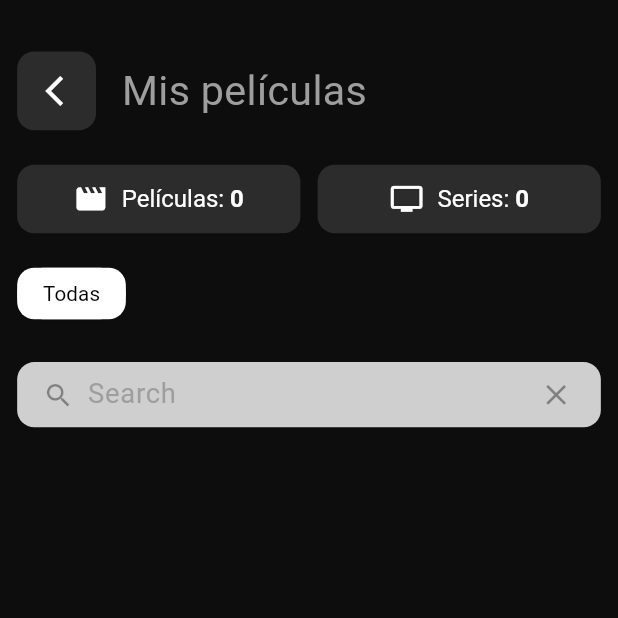
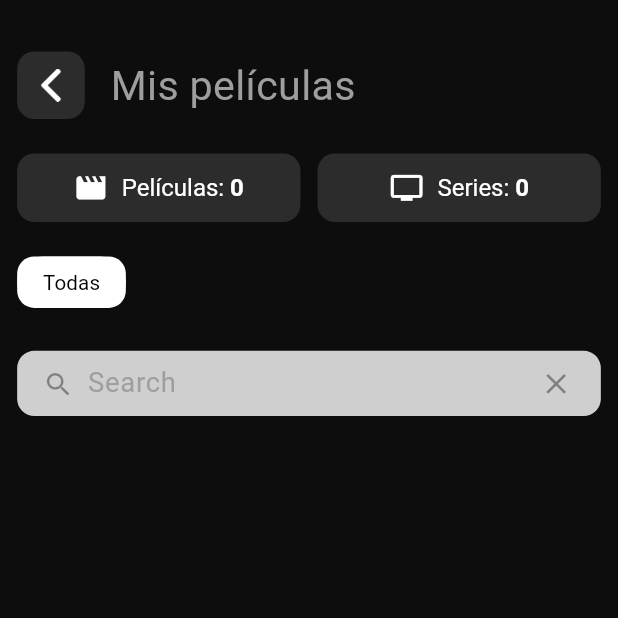
Before and after one commit to laguierre/themoviedb, a Flutter app: the MyPersonalCollection screen opened directly, on a phone screen of 412 x 824 dp, the top half of it. Run offline on Flutter 3.47's test engine with Material 3 defaults, Android fonts, the light colour scheme and no system bars; our stand-ins replace cloud_firestore, firebase_auth, firebase_core, flutter_rating_bar, flutter_screenutil, flutter_slidable and 1 more; missing offline and left inert: image_fade; accounts and stored records are empty; network calls fail.

```diff
--- a/lib/pages/home_page/home_page.dart
+++ b/lib/pages/home_page/home_page.dart
@@ -117,7 +117,7 @@ class _HomePageState extends State<HomePage> with TickerProviderStateMixin {
                     Column(
                       children: [
                         Container(
-                          margin: EdgeInsets.fromLTRB(15.w, 20.h, 15.w, 0),
+                          margin: EdgeInsets.fromLTRB(15.w, 25.h, 15.w, 0),
                           height: 45.h,
                           width: double.infinity,
                           child: Row(
--- a/lib/pages/personal_collection_page/personal_collection_page.dart
+++ b/lib/pages/personal_collection_page/personal_collection_page.dart
@@ -177,7 +177,10 @@ class _MyPersonalCollectionState extends State<MyPersonalCollection> {
                     child: Column(
                       crossAxisAlignment: CrossAxisAlignment.start,
                       children: [
-                        Row(
+                        SizedBox(
+                          height: 35.h,
+                          child: Row(
+
                             children: [
                               const CustomBackButton(),
                               SizedBox(width: 15.sp),
@@ -189,6 +192,7 @@ class _MyPersonalCollectionState extends State<MyPersonalCollection> {
                                     color: kTextDetailsColor, fontSize: 24.sp),
                               )
                             ],
+                          ),
                         ),
                         SizedBox(height: 20.sp),
                         Row(
--- a/lib/pages/widgets.dart
+++ b/lib/pages/widgets.dart
@@ -141,22 +141,23 @@ class CustomBackButton extends StatelessWidget {
 
   @override
   Widget build(BuildContext context) {
-    return Container(
-      padding: EdgeInsets.all(2.sp),
+    return GestureDetector(child: Container(
+      padding: EdgeInsets.all(10.sp),
       decoration: BoxDecoration(
         color: const Color(0xFF2D2C2C),
         borderRadius: BorderRadius.circular(10.sp),
       ),
-      child: IconButton(
-        padding: EdgeInsets.only(left: 8.sp),
-        icon: const Icon(
-          Icons.arrow_back_ios,
-          color: Colors.white,
-        ),
-        onPressed: () {
-          Navigator.pop(context);
-        },
-      ),
-    );
+      child: Image.asset('lib/assets/images/left-arrow.png', color: Colors.white,),
+      // child: IconButton(
+      //   padding: EdgeInsets.only(left: 8.sp),
+      //   icon: const Icon(
+      //     Icons.arrow_back_ios,
+      //     color: Colors.white,
+      //   ),
+      //   onPressed: () {
+      //     Navigator.pop(context);
+      //   },
+      // ),
+    ), onTap: (){Navigator.pop(context);});
   }
 }
```
Also changed, not shown: lib/pages/details_page/details_page_widgets.dart (+4 -4 lines), lib/assets/images/left-arrow.png (added). Lines whose indentation alone changed are shown as unchanged.
